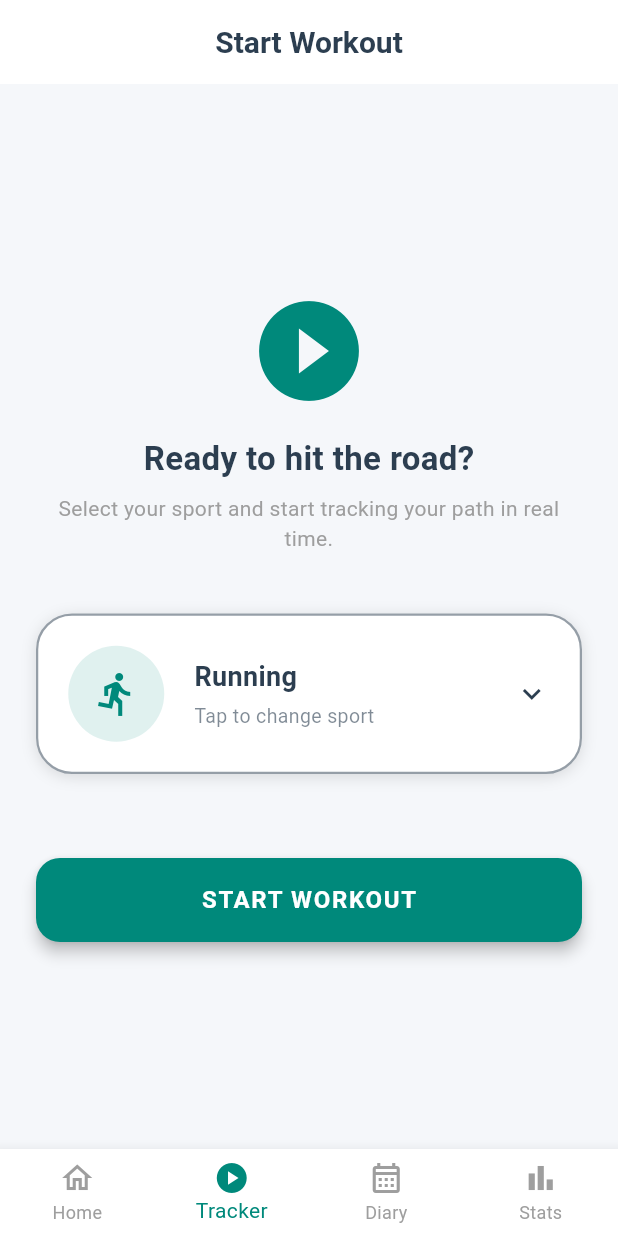
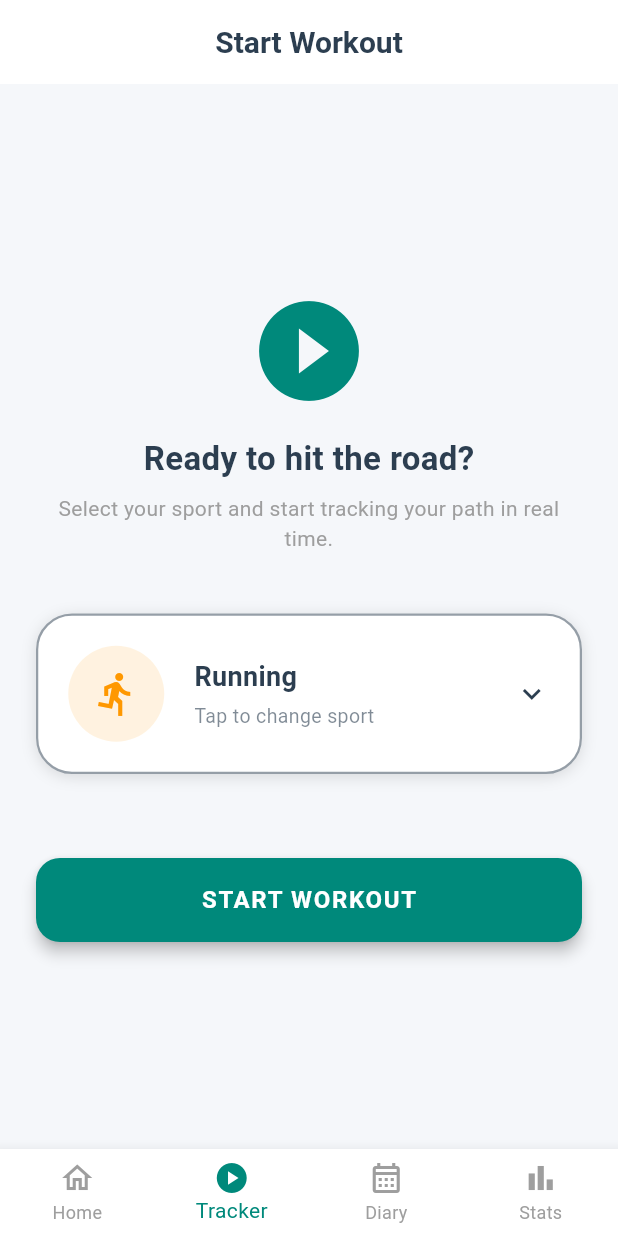
Before and after one commit to PeteMadCoder/FitLog, a Flutter app: the screen it shows after launch, item 2 of the bottom bar chosen, on a phone screen of 412 x 824 dp. Run offline on Flutter 3.47's test engine with Material 3 defaults, Android fonts, the phone set to English and light mode, and no system bars; our stand-ins replace fl_chart, flutter_map, flutter_riverpod, isar, latlong2, location and 2 more; accounts and stored records are empty; generated files the repository leaves out were written again.

Commit message:
Colors done

```diff
--- a/fitlog_app/lib/features/tracking/views/tracker_screen.dart
+++ b/fitlog_app/lib/features/tracking/views/tracker_screen.dart
@@ -104,12 +104,12 @@ class _TrackerScreenState extends ConsumerState<TrackerScreen> {
                       Container(
                         padding: const EdgeInsets.all(16),
                         decoration: BoxDecoration(
-                          color: theme.colorScheme.primary.withOpacity(0.12),
+                          color: selectedSportType.color.withOpacity(0.12),
                           shape: BoxShape.circle,
                         ),
                         child: Icon(
                           selectedSportType.icon,
-                          color: theme.colorScheme.primary,
+                          color: selectedSportType.color,
                           size: 32,
                         ),
                       ),
```
